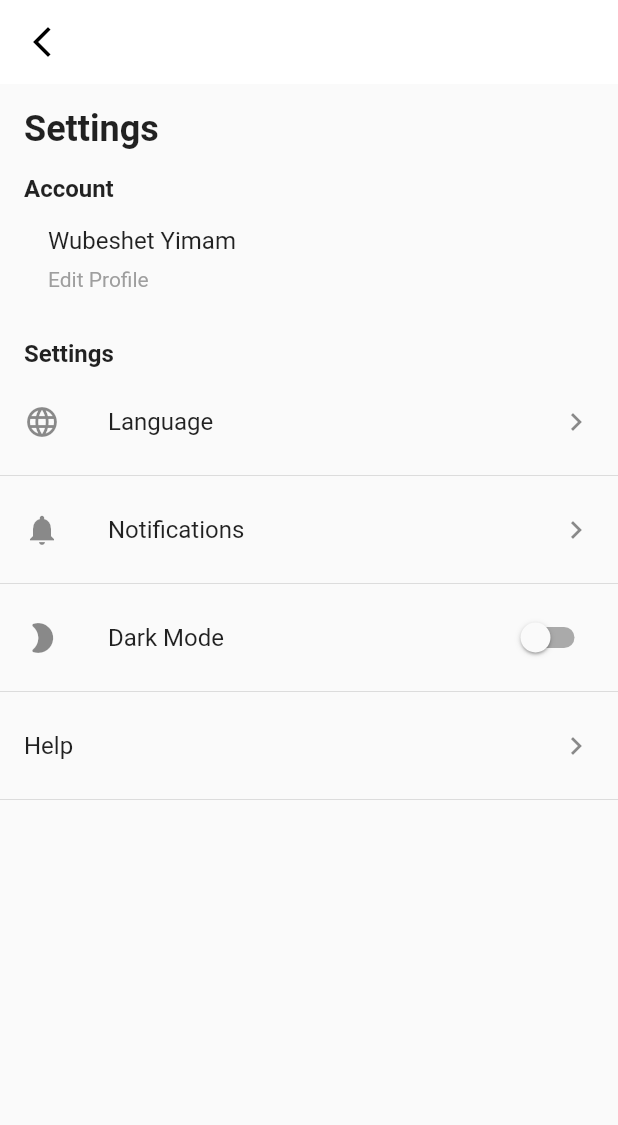
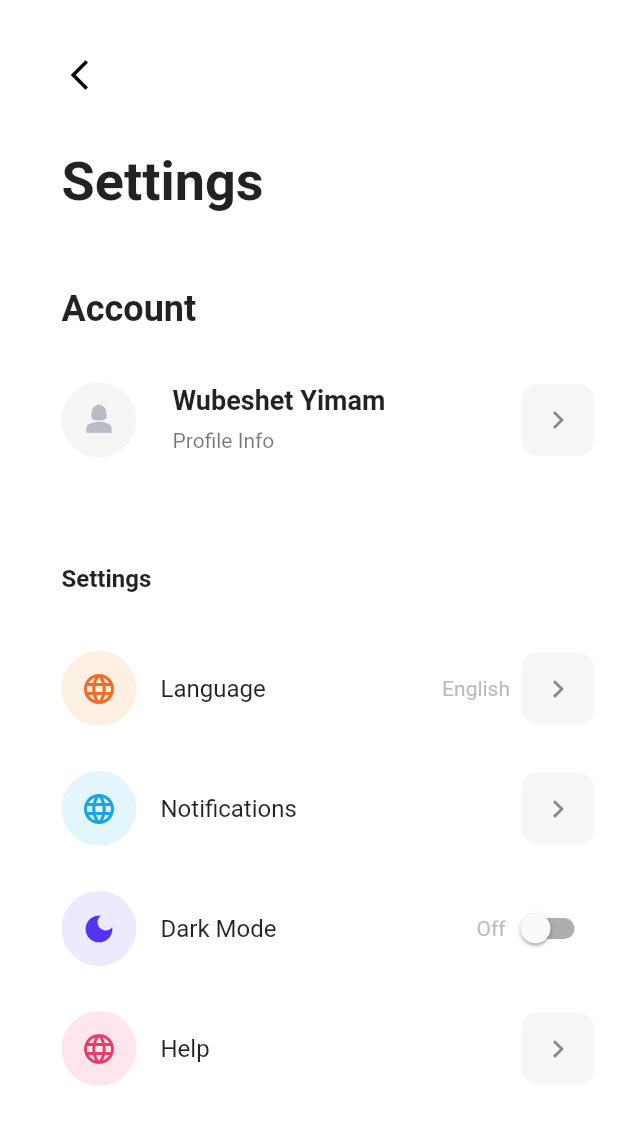
Before and after one commit to wubeshetA/user-setting-ui-flutter, a Flutter app: the screen it shows after launch, on a phone screen of 412 x 824 dp. Shown: the top 1125 px of the screen. Run offline on Flutter 3.47's test engine with Material 2 defaults, Android fonts, the light colour scheme and no system bars.

Commit message:
Finish up settings page

```diff
--- /dev/null
+++ b/lib/account_page.dart
@@ -0,0 +1,51 @@
+import 'package:flutter/material.dart';
+
+import 'account_page.dart';
+
+class AccountPage extends StatefulWidget {
+  const AccountPage({Key? key}) : super(key: key);
+
+  @override
+  State<AccountPage> createState() => _AccountPageState();
+}
+
+class _AccountPageState extends State<AccountPage> {
+  @override
+  Widget build(BuildContext context) {
+    return Padding(
+      padding: const EdgeInsets.only(left: 25),
+      child: Scaffold(
+        appBar: AppBar(
+          // add height for the appbar
+          toolbarHeight: 100,
+          // add a back button
+          leading: IconButton(
+            icon: Icon(Icons.arrow_back_ios_new, color: Colors.black),
+            onPressed: () => Navigator.of(context).pop(),
+          ),
+          // change the background color to white
+          backgroundColor: Colors.white,
+          // remove the shadow
+          elevation: 0,
+        ),
+        body: SafeArea(
+          child: Column(
+            // add background color
+
+            crossAxisAlignment: CrossAxisAlignment.start,
+            children: [
+              // SizedBox(height: 24.0),
+              Padding(
+                padding: const EdgeInsets.symmetric(horizontal: 16.0),
+                child: Text(
+                  'Account',
+                  style: TextStyle(fontSize: 36, fontWeight: FontWeight.bold),
+                ),
+              ),
+            ],
+          ),
+        ),
+      ),
+    );
+  }
+}
--- a/lib/main.dart
+++ b/lib/main.dart
@@ -11,10 +11,22 @@ class MyApp extends StatelessWidget {
     return MaterialApp(
       title: 'Setting',
       theme: ThemeData(
-        primarySwatch: Colors.blue,
+        // set font family
+
+        primarySwatch: Colors.grey,
+        // set the background color for the whole app to white
+        scaffoldBackgroundColor: Colors.white,
         visualDensity: VisualDensity.adaptivePlatformDensity,
+        // textTheme: TextTheme(
+        //   bodyText1: const TextStyle(fontFamily: 'chiller'),
+        // ),
       ),
-      home: UserSettingsPage(),
+      home: Padding(
+        padding: const EdgeInsets.only(left: 25),
+        child: UserSettingsPage(),
+      ),
+
+
     );
   }
 }
--- a/lib/settings_page.dart
+++ b/lib/settings_page.dart
@@ -1,13 +1,21 @@
 import 'package:flutter/material.dart';
 
-class UserSettingsPage extends StatelessWidget {
+import 'account_page.dart';
+
+class UserSettingsPage extends StatefulWidget {
   const UserSettingsPage({Key? key}) : super(key: key);
 
+  @override
+  State<UserSettingsPage> createState() => _UserSettingsPageState();
+}
+
+class _UserSettingsPageState extends State<UserSettingsPage> {
   @override
   Widget build(BuildContext context) {
     return Scaffold(
       appBar: AppBar(
-        title: Text('Settings'),
+        // add height for the appbar
+        toolbarHeight: 100,
         // add a back button
         leading: IconButton(
           icon: Icon(Icons.arrow_back_ios_new, color: Colors.black),
@@ -20,48 +28,74 @@ class UserSettingsPage extends StatelessWidget {
       ),
       body: SafeArea(
         child: Column(
+          // add background color
+
           crossAxisAlignment: CrossAxisAlignment.start,
           children: [
+            // SizedBox(height: 24.0),
             Padding(
-              padding: const EdgeInsets.symmetric(vertical: 16.0, horizontal: 16.0),
+              padding: const EdgeInsets.symmetric(horizontal: 16.0),
               child: Text(
                 'Settings',
-                style: TextStyle(fontSize: 24, fontWeight: FontWeight.bold),
+                style: TextStyle(fontSize: 36, fontWeight: FontWeight.bold),
               ),
             ),
+            SizedBox(height: 50.0),
             Padding(
               padding: const EdgeInsets.symmetric(horizontal: 16.0),
               child: Text(
                 'Account',
-                style: TextStyle(fontSize: 16, fontWeight: FontWeight.bold),
+                style: TextStyle(fontSize: 24, fontWeight: FontWeight.bold),
               ),
             ),
-            Container(
-              padding: const EdgeInsets.symmetric(vertical: 16.0, horizontal: 16.0),
-              child: Row(
-                children: [
-                  // add a circle avatar
+            SizedBox(height: 24.0),
 
-                  SizedBox(width: 16.0),
-                  Column(
-                    crossAxisAlignment: CrossAxisAlignment.start,
-                    children: [
-
-                      Text(
-                        'Wubeshet Yimam',
-                        style: TextStyle(fontSize: 16),
-                      ),
-                      SizedBox(height: 8.0),
-                      Text(
-                        'Edit Profile',
-                        style: TextStyle(fontSize: 14, color: Colors.grey),
-                      ),
-                    ],
+            ListTile(
+              contentPadding: const EdgeInsets.symmetric(horizontal: 16.0),
+              leading: CircleAvatar(
+                radius: 25,
+                child: Icon(Icons.person_3_sharp,
+                    color: Color(0xffb8bcc7), size: 25),
+              ),
+              title: Padding(
+                padding: const EdgeInsets.only(left: 8),
+                child: Text('Wubeshet Yimam',
+                    style:
+                        TextStyle(fontSize: 18, fontWeight: FontWeight.bold)),
+              ),
+              subtitle: Padding(
+                padding: const EdgeInsets.fromLTRB(8, 8, 0, 0),
+                child: Text('Profile Info'),
+              ),
+              onTap: () {
+                // Navigate to account page when the tile is tapped.
+                // Replace `AccountPage()` with the actual page you want to navigate to.
+                Navigator.push(context,
+                    MaterialPageRoute(builder: (context) => AccountPage()));
+              },
+              // Wrap the trailing icon with a container to add a background color and border.
+              trailing: Container(
+                decoration: BoxDecoration(
+                  color: Color(0xfff6f6f8),
+                  borderRadius: BorderRadius.circular(10.0),
+                  border: Border.all(
+                    color: Colors.transparent,
+                    width: 0.0,
                   ),
-                ],
+                ),
+                child: IconButton(
+                  icon: Icon(Icons.keyboard_arrow_right),
+                  onPressed: () {
+                    // Navigate to account page when the icon is tapped.
+                    // Replace `AccountPage()` with the actual page you want to navigate to.
+                    Navigator.push(context,
+                        MaterialPageRoute(builder: (context) => AccountPage()));
+                  },
+                ),
               ),
             ),
-            SizedBox(height: 16.0),
+
+            SizedBox(height: 60.0),
             Padding(
               padding: const EdgeInsets.symmetric(horizontal: 16.0),
               child: Text(
@@ -69,40 +103,132 @@ class UserSettingsPage extends StatelessWidget {
                 style: TextStyle(fontSize: 16, fontWeight: FontWeight.bold),
               ),
             ),
-            SizedBox(height: 8.0),
+            SizedBox(height: 24.0),
+
             ListTile(
-              contentPadding: const EdgeInsets.symmetric(horizontal: 16.0),
-              leading: Icon(Icons.language_rounded),
+              contentPadding:
+                  const EdgeInsets.symmetric(horizontal: 16.0, vertical: 12),
+              leading: CircleAvatar(
+                backgroundColor: Color(0xfffdefe2),
+                maxRadius: 25,
+                child: Icon(
+                  Icons.language_rounded,
+                  color: Color(0xfff46b25),
+                ),
+              ),
               title: Text('Language'),
-              trailing: Icon(Icons.keyboard_arrow_right),
+              trailing: Row(
+                mainAxisSize: MainAxisSize.min,
+                children: [
+                  Text('English', style: TextStyle(color: Color(0xffb8bcc7))),
+                  SizedBox(width: 8.0),
+                  Container(
+                    decoration: BoxDecoration(
+                      color: Color(0xfff6f6f8),
+                      borderRadius: BorderRadius.circular(10.0),
+                      border: Border.all(
+                        color: Colors.transparent,
+                        width: 0.0,
+                      ),
+                    ),
+                    child: IconButton(
+                      icon: Icon(Icons.keyboard_arrow_right),
+                      onPressed: () {},
+                    ),
+                  ),
+                ],
+              ),
+              // remove the list line at the bottom of this tile
+            ),
+
+            //
+            ListTile(
+              contentPadding:
+                  const EdgeInsets.symmetric(horizontal: 16.0, vertical: 12),
+              leading: CircleAvatar(
+                // increase the size of the avatar
+                backgroundColor: Color(0xffe4f6fd),
+                maxRadius: 25,
+                child: Icon(
+                  Icons.language_rounded,
+                  color: Color(0xff17a4e8),
+                ),
+              ),
+              title: Text('Notifications'),
+              trailing: Container(
+                decoration: BoxDecoration(
+                  color: Color(0xfff6f6f8),
+                  borderRadius: BorderRadius.circular(10.0),
+                  border: Border.all(
+                    color: Colors.transparent,
+                    width: 0.0,
+                  ),
+                ),
+                child: IconButton(
+                  icon: Icon(Icons.keyboard_arrow_right),
+                  onPressed: () {},
+                ),
+              ),
               onTap: () {},
+              // remove the list line at the bottom of this tile
             ),
-            Divider(),
+
             ListTile(
-              contentPadding: const EdgeInsets.symmetric(horizontal: 16.0),
-              leading: Icon(Icons.notifications),
-              title: Text('Notifications'),
-              trailing: Icon(Icons.keyboard_arrow_right),
-              onTap: () {},
-            ),
-            Divider(),
-            ListTile(
-              contentPadding: const EdgeInsets.symmetric(horizontal: 16.0),
-              leading: Icon(Icons.mode_night_rounded),
+              contentPadding:
+                  const EdgeInsets.symmetric(horizontal: 16.0, vertical: 12),
+              // leading:
+              leading: CircleAvatar(
+                backgroundColor:  Color(0xffeceaff),
+                maxRadius: 25,
+                child: Icon(
+                  Icons.dark_mode_sharp,
+                  color:  Color(0xff5532f6),
+                ),
+              ),
               title: Text('Dark Mode'),
-              trailing: Switch(
-                value: false,
-                onChanged: (value) {},
+              trailing: Row(
+                //
+                mainAxisSize: MainAxisSize.min,
+                children: [
+                  Text('Off', style: TextStyle(color: Color(0xffb8bcc7))),
+                  Switch(
+                    value: false,
+                    onChanged: (value) {},
+                  ),
+                ],
               ),
             ),
-            Divider(),
+
             ListTile(
-              contentPadding: const EdgeInsets.symmetric(horizontal: 16.0),
+              contentPadding:
+                  const EdgeInsets.symmetric(horizontal: 16.0, vertical: 12),
+              leading: CircleAvatar(
+                backgroundColor: Color(0xfffee6ec),
+                maxRadius: 25,
+                child: Icon(
+                  Icons.language_rounded,
+                  color: Color(0xffe93b65),
+                ),
+              ),
               title: Text('Help'),
-              trailing: Icon(Icons.keyboard_arrow_right),
+              trailing: Container(
+
+                decoration: BoxDecoration(
+                  color: Color(0xfff6f6f8),
+                  borderRadius: BorderRadius.circular(10.0),
+                  border: Border.all(
+                    color: Colors.transparent,
+                    width: 0.0,
+                  ),
+                ),
+                child: IconButton(
+                  icon: Icon(Icons.keyboard_arrow_right),
+                  onPressed: () {},
+                ),
+              ),
               onTap: () {},
+              // remove the list line at the bottom of this tile
             ),
-            Divider(),
           ],
         ),
       ),
```
